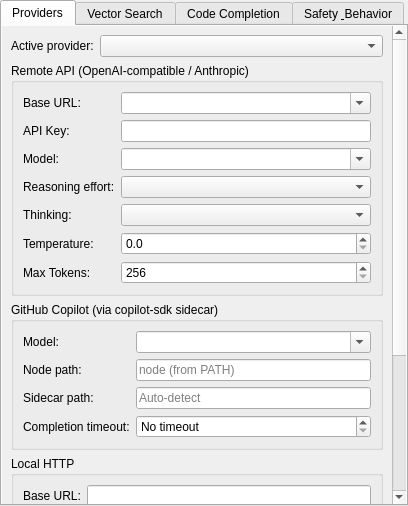
Above: src/src/settings/settings_widget.ui from Dmytro-K/qcai2 before the change. Below: the same form after it.
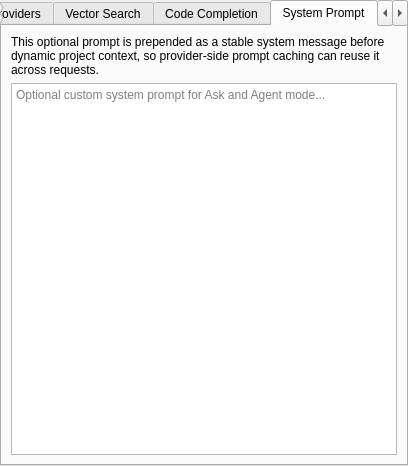
That is the form after the change. The open tabs and pages were chosen to show the change.

Commit message: Add system prompt support

```diff
--- a/src/src/settings/settings_widget.ui
+++ b/src/src/settings/settings_widget.ui
@@ -738,6 +738,33 @@
        </item>
       </layout>
      </widget>
+      <widget class="QWidget" name="systemPromptTab">
+       <attribute name="title">
+        <string>System Prompt</string>
+       </attribute>
+       <layout class="QVBoxLayout" name="systemPromptLayout">
+        <item>
+         <widget class="QLabel" name="systemPromptDescriptionLabel">
+          <property name="wordWrap">
+           <bool>true</bool>
+          </property>
+          <property name="text">
+           <string>This optional prompt is prepended as a stable system message before dynamic project context, so provider-side prompt caching can reuse it across requests.</string>
+          </property>
+         </widget>
+        </item>
+        <item>
+         <widget class="QPlainTextEdit" name="systemPromptEdit">
+          <property name="placeholderText">
+           <string>Optional custom system prompt for Ask and Agent mode...</string>
+          </property>
+          <property name="tabChangesFocus">
+           <bool>true</bool>
+          </property>
+         </widget>
+        </item>
+       </layout>
+      </widget>
      <widget class="QWidget" name="safetyTab">
       <attribute name="title">
        <string>Safety &amp; Behavior</string>
```
Lines whose indentation alone changed are shown as unchanged. The commit also changes 5 other files.
